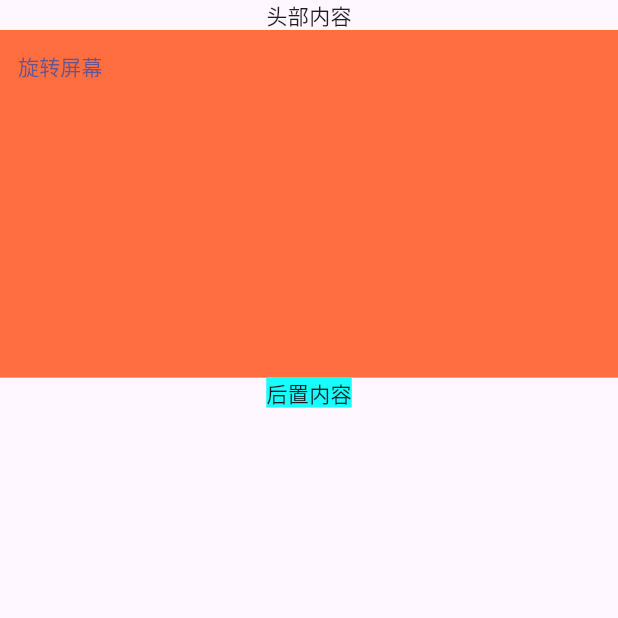
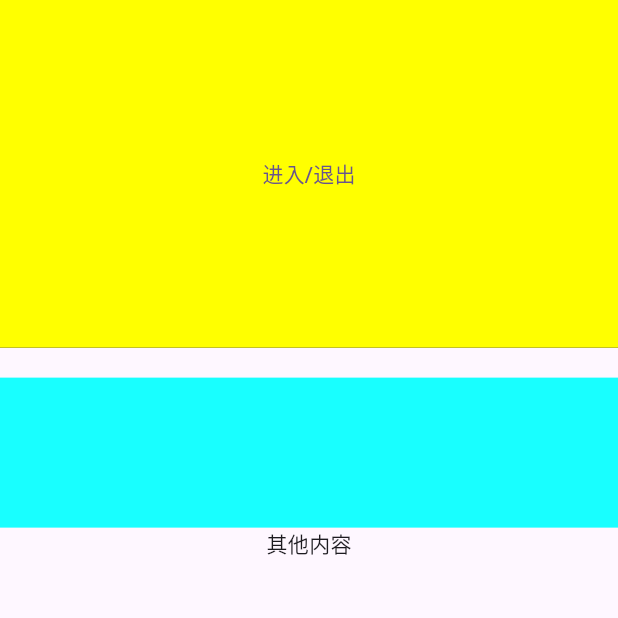
Before and after one commit to liangchj/shijie, a Flutter app: the TestPlayer screen opened directly, on a phone screen of 412 x 824 dp, the top half of it. Run offline on Flutter 3.47's test engine with Material 2 defaults, Android fonts, the phone set to English and light mode, and no system bars; our stand-ins replace dio, flutter_smart_dialog, get, logger, permission_handler, video_player and 1 more; missing offline and left inert: jin_bili_danmaku, mmkv, screen_brightness, volume_controller.

Commit message:
修改播放器UI

```diff
--- a/components/jin_player/lib/config/getx_update_id.dart
+++ b/components/jin_player/lib/config/getx_update_id.dart
@@ -1,5 +1,6 @@
 
 abstract class GetxUpdateId {
+  static String videoPlayer = "videoPlayer";
   static String topBarUI = "topBarUI";
   static String centerUI = "centerUI";
   static String bottomBarUI = "bottomBarUI";
--- a/components/jin_player/lib/jin_video_player_view.dart
+++ /dev/null
@@ -1,73 +0,0 @@
-
-import 'package:flutter/material.dart';
-import 'package:flutter/services.dart';
-
-class JinVideoPlayerView1 extends StatefulWidget {
-  const JinVideoPlayerView1({Key? key}) : super(key: key);
-
-  @override
-  State<JinVideoPlayerView1> createState() => _JinVideoPlayerView1State();
-}
-
-class _JinVideoPlayerView1State extends State<JinVideoPlayerView1> {
-  bool _fullScreen = false;
-  @override
-  void initState() {
-    // TODO: implement initState
-    super.initState();
-  }
-  @override
-  Widget build(BuildContext context) {
-    return _fullScreen ?
-        Material(
-
-        type:MaterialType.transparency,
-        child: Container(
-          height: double.infinity,
-          width: double.infinity,
-          color: Colors.yellowAccent.withOpacity(0.5),
-          child: const Center(
-              child:Text('哈哈')
-          ),
-        )
-      )
-
-        : Container(
-      color: Colors.yellowAccent,
-      child: AspectRatio(
-        aspectRatio: 16.0 / 9.0,
-        child: Stack(
-          children: [
-            Container(
-              color: Colors.deepOrangeAccent,
-            ),
-            TextButton(onPressed: _changeScreen, child: const Text("旋转屏幕"))
-          ],
-        ),
-      ),
-    );
-  }
-
-  void _changeScreen() {
-    if (!_fullScreen) {
-      SystemChrome.setPreferredOrientations([
-        DeviceOrientation.landscapeLeft,
-        DeviceOrientation.landscapeRight,
-      ]);
-      SystemChrome.setEnabledSystemUIMode(SystemUiMode.manual, overlays: []);
-      setState(() {
-        _fullScreen = true;
-      });
-    } else {
-      SystemChrome.setPreferredOrientations([
-        DeviceOrientation.portraitUp,
-        DeviceOrientation.portraitDown,
-      ]);
-      SystemChrome.setEnabledSystemUIMode(SystemUiMode.manual,
-          overlays: [SystemUiOverlay.top, SystemUiOverlay.bottom]);
-      setState(() {
-        _fullScreen = false;
-      });
-    }
-  }
-}
--- a/components/jin_player/lib/ui/player_bottom_ui.dart
+++ b/components/jin_player/lib/ui/player_bottom_ui.dart
@@ -5,7 +5,6 @@ import 'package:get/get.dart';
 import '../config/getx_update_id.dart';
 import '../controller/player_controller.dart';
 import '../data/ui_data.dart';
-import '../jin_player_view.dart';
 import '../utils/format_utils.dart';
 import '../utils/my_icons_utils.dart';
 import 'danmaku_setting_ui.dart';
--- a/lib/test_player.dart
+++ b/lib/test_player.dart
@@ -1,6 +1,6 @@
 
 import 'package:flutter/material.dart';
-import 'package:jin_player/jin_video_player_view.dart';
+import 'package:flutter/services.dart';
 
 
 
@@ -14,31 +14,79 @@ class TestPlayer extends StatefulWidget {
 class _TestPlayerState extends State<TestPlayer> {
   @override
   Widget build(BuildContext context) {
-    return OrientationBuilder(
-        builder: (BuildContext context, Orientation orientation) {
-          if (orientation == Orientation.landscape) {
-            return JinVideoPlayerView1();
-          }
-          return Scaffold(
-            body: Container(
-              margin: EdgeInsets.only(top: MediaQuery
-                  .of(context)
-                  .padding
-                  .top),
-              child: Column(
-                children: [
-                  const Text("头部内容"),
-                  const JinVideoPlayerView1(),
-                  Container(
-                    color: Colors.cyanAccent,
-                    child: const Text("后置内容"),
-                  )
-                ],
-              ),
-            ),
-          );
-
-        }
+    return Scaffold(
+      body: Column(
+        children: [
+          VideoPlayerView(),
+          Padding(padding: EdgeInsets.symmetric(vertical: 10)),
+          Container(color: Colors.cyanAccent, height: 100,),
+          Text("其他内容")
+        ],
+      ),
     );
   }
 }
+
+class VideoPlayerView extends StatefulWidget {
+  const VideoPlayerView({Key? key}) : super(key: key);
+
+  @override
+  State<VideoPlayerView> createState() => _VideoPlayerViewState();
+}
+
+class _VideoPlayerViewState extends State<VideoPlayerView> {
+  bool fullScreen = false;
+  @override
+  Widget build(BuildContext context) {
+    return Hero(tag: "videoPlayer", child: Container(
+      padding: EdgeInsets.only(top: MediaQuery.of(context).padding.top),
+      color: Colors.black,
+      child: AspectRatio(
+        aspectRatio: 16/9,
+        child: Container(
+          color: Colors.yellowAccent,
+          child: Center(
+            child: TextButton(
+              onPressed: toggleFullScreen,
+              child: const Text("进入/退出"),
+            ),
+          ),
+        ),
+      ),
+    ));
+  }
+
+  Future<void> toggleFullScreen() async {
+    if (fullScreen) {
+      fullScreen = false;
+      await SystemChrome.setPreferredOrientations([
+        DeviceOrientation.portraitUp,
+        DeviceOrientation.portraitDown,
+      ]);
+      SystemChrome.setEnabledSystemUIMode(SystemUiMode.manual,
+          overlays: [SystemUiOverlay.top, SystemUiOverlay.bottom]);
+    } else {
+      fullScreen = true;
+      SystemChrome.setPreferredOrientations([
+        DeviceOrientation.landscapeLeft,
+        DeviceOrientation.landscapeRight,
+      ]);
+      SystemChrome.setEnabledSystemUIMode(SystemUiMode.manual, overlays: []);
+
+      Navigator.push(
+        context,
+        MaterialPageRoute(builder: (context) {
+          return const VideoPlayerView();
+        }),
+      );
+      /*showDialog(
+        context: Get.context!,
+        useSafeArea: false,
+        builder: (context) => const Dialog.fullscreen(
+            backgroundColor: Colors.black,
+            child: VideoPlayerView(),
+        )
+      );*/
+    }
+  }
+}
--- a/pubspec.yaml
+++ b/pubspec.yaml
@@ -52,6 +52,7 @@ dependencies:
   dio: ^5.2.1+1
   mmkv: ^1.3.0
   intl: ^0.18.1
+
 
 dev_dependencies:
   flutter_test:
```
Also changed, not shown: components/jin_player/lib/controller/player_controller.dart (+28 -5 lines), components/jin_player/lib/ui/player_ui.dart (+9 -5 lines), lib/main.dart (+9 -3 lines), lib/test_ui.dart (+15 -1 lines), components/jin_player/pubspec.lock, pubspec.lock.
